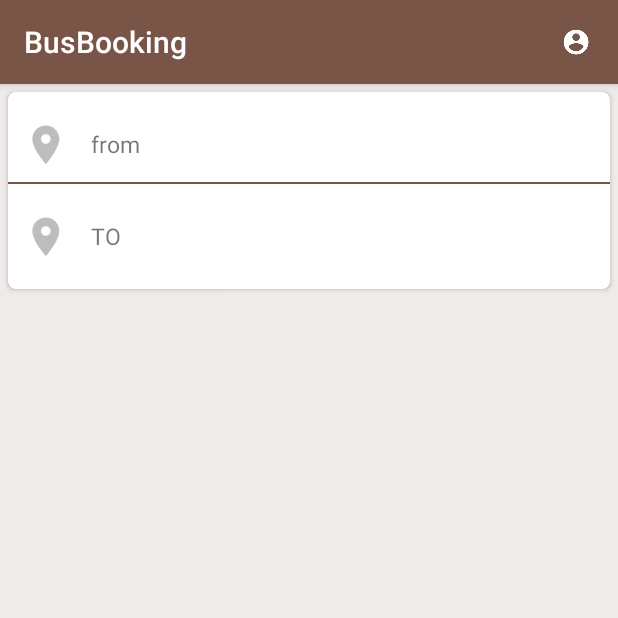
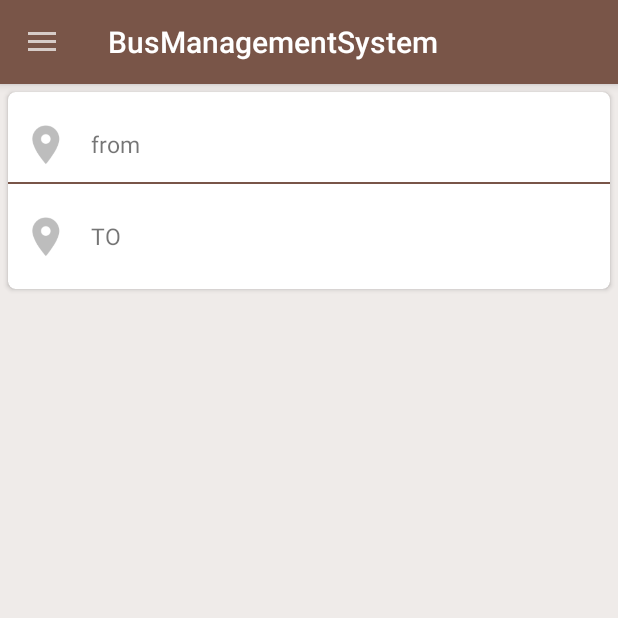
Before and after one commit to Farhandroid/BusManagementSystem_DBChanged, an Android app: the screen it shows after launch (MainActivity), on a phone screen of 412 x 824 dp, the top half of it. Run offline under Robolectric (Android 15) with nearby library versions, the phone set to English and light mode, and no system bars; our stand-ins replace ButterKnife; libraries missing offline, so code that uses them is left out: com.sdsmdg.tastytoast.

Commit message:
NavigationDrawer Added

```diff
--- a/app/build.gradle
+++ b/app/build.gradle
@@ -28,5 +28,7 @@ dependencies {
     compile 'com.android.support:cardview-v7:26.+'
     compile 'com.sdsmdg.tastytoast:tastytoast:0.1.1'
     compile 'com.android.support:design:26.+'
+    compile 'com.jakewharton:butterknife:8.8.1'
+    annotationProcessor 'com.jakewharton:butterknife-compiler:8.8.1'
     testCompile 'junit:junit:4.12'
 }
--- a/app/src/main/AndroidManifest.xml
+++ b/app/src/main/AndroidManifest.xml
@@ -9,9 +9,7 @@
         android:roundIcon="@mipmap/ic_launcher_round"
         android:supportsRtl="true"
         android:theme="@style/AppTheme">
-        <activity
-            android:name=".MainActivity"
-            android:label="BusBooking">
+        <activity android:name=".MainActivity">
             <intent-filter>
                 <action android:name="android.intent.action.MAIN" />
 
--- a/app/src/main/java/tanvir/busmanagementsystem/MainActivity.java
+++ b/app/src/main/java/tanvir/busmanagementsystem/MainActivity.java
@@ -1,31 +1,56 @@
 package tanvir.busmanagementsystem;
 
+import android.os.Bundle;
+import android.support.design.widget.NavigationView;
+import android.support.v4.app.FragmentTransaction;
+import android.support.v4.widget.DrawerLayout;
+import android.support.v7.app.ActionBarDrawerToggle;
 import android.support.v7.app.AppCompatActivity;
-import android.os.Bundle;
+import android.support.v7.widget.Toolbar;
 import android.view.Menu;
-import android.view.MenuInflater;
 import android.view.View;
-import android.widget.Toast;
 
 import com.sdsmdg.tastytoast.TastyToast;
 
+import butterknife.BindView;
+import butterknife.ButterKnife;
+
 public class MainActivity extends AppCompatActivity {
+
+    @BindView(R.id.drawerLayout)DrawerLayout drawerLayout;
+    @BindView(R.id.navigationView)NavigationView navigationView;
+    @BindView(R.id.toolbarlayoutinmainactivity)Toolbar toolbar;
+
+
+    ActionBarDrawerToggle actionBarDrawerToggle;
+    FragmentTransaction fragmentTransaction;
+
+    private Menu appbar_menu;
 
     @Override
     protected void onCreate(Bundle savedInstanceState) {
         super.onCreate(savedInstanceState);
         setContentView(R.layout.activity_main);
+
+        ButterKnife.bind(this);
+
+        setSupportActionBar(toolbar);
+
+        actionBarDrawerToggle = new ActionBarDrawerToggle(this,drawerLayout,toolbar,R.string.drawer_open
+                ,R.string.drawer_close);
+
+        drawerLayout.setDrawerListener(actionBarDrawerToggle);
+
+        Menu nav_Menu = navigationView.getMenu();
+        nav_Menu.findItem(R.id.HOmeId).setChecked(true);
     }
 
-
     @Override
-    public boolean onCreateOptionsMenu(Menu menu)
+    public void onPostCreate(Bundle savedInstanceState)
     {
-        MenuInflater inflater = getMenuInflater();
-        inflater.inflate(R.menu.menu_item, menu);
-        return true;
+        super.onPostCreate(savedInstanceState);
+        actionBarDrawerToggle.syncState();
     }
-
 
 
 
--- a/app/src/main/res/layout/activity_main.xml
+++ b/app/src/main/res/layout/activity_main.xml
@@ -1,12 +1,32 @@
 <?xml version="1.0" encoding="utf-8"?>
-<LinearLayout xmlns:android="http://schemas.android.com/apk/res/android"
+<android.support.v4.widget.DrawerLayout xmlns:android="http://schemas.android.com/apk/res/android"
     xmlns:app="http://schemas.android.com/apk/res-auto"
     xmlns:tools="http://schemas.android.com/tools"
-    android:orientation="vertical"
+    android:id="@+id/drawerLayout"
     android:layout_width="match_parent"
+    android:layout_height="match_parent"
     android:background="#EFEBE9"
+    android:orientation="horizontal"
+    tools:context="tanvir.busmanagementsystem.MainActivity">
+
+
+
+
+        <LinearLayout
+            android:layout_width="match_parent"
             android:layout_height="match_parent"
-    tools:context="tanvir.busmanagementsystem.MainActivity">
+            android:orientation="vertical">
+
+            <android.support.design.widget.AppBarLayout
+                android:id="@+id/appbarLayout"
+                android:layout_width="match_parent"
+                android:layout_height="wrap_content">
+
+                <include
+                    android:id="@+id/toolbarlayoutinmainactivity"
+                    layout="@layout/toolbar_layout" />
+
+            </android.support.design.widget.AppBarLayout>
 
             <android.support.v7.widget.CardView
                 android:id="@+id/toAndFromCV"
@@ -18,20 +38,20 @@
                 app:cardCornerRadius="5dp">
 
                 <LinearLayout
-            android:background="?android:attr/selectableItemBackground"
                     android:layout_width="match_parent"
                     android:layout_height="wrap_content"
-            android:orientation="vertical"
-            android:layout_marginBottom="10dp">
+                    android:layout_marginBottom="10dp"
+                    android:background="?android:attr/selectableItemBackground"
+                    android:orientation="vertical">
 
 
                     <LinearLayout
+                        android:layout_width="match_parent"
+                        android:layout_height="wrap_content"
+                        android:layout_marginTop="10dp"
                         android:background="?android:attr/selectableItemBackground"
                         android:clickable="true"
                         android:onClick="clickedOnFrom"
-                android:layout_marginTop="10dp"
-                android:layout_width="match_parent"
-                android:layout_height="wrap_content"
                         android:orientation="horizontal">
 
 
@@ -43,13 +63,13 @@
 
 
                         <TextView
-                    android:textSize="15dp"
-                    android:gravity="center_vertical"
                             android:id="@+id/fromLocationTV"
                             android:layout_width="match_parent"
                             android:layout_height="@dimen/locationHeightAndWidth"
                             android:layout_marginLeft="5dp"
-                    android:text="from" />
+                            android:gravity="center_vertical"
+                            android:text="from"
+                            android:textSize="15dp" />
 
 
                     </LinearLayout>
@@ -61,12 +81,12 @@
 
 
                     <LinearLayout
+                        android:layout_width="match_parent"
+                        android:layout_height="wrap_content"
                         android:layout_marginTop="10dp"
                         android:background="?android:attr/selectableItemBackground"
                         android:clickable="true"
                         android:onClick="clickedOnTo"
-                android:layout_width="match_parent"
-                android:layout_height="wrap_content"
                         android:orientation="horizontal">
 
                         <ImageView
@@ -77,22 +97,31 @@
 
 
                         <TextView
-                    android:textSize="15dp"
-                    android:gravity="center_vertical"
                             android:id="@+id/toLocationET"
                             android:layout_width="match_parent"
                             android:layout_height="@dimen/locationHeightAndWidth"
                             android:layout_marginLeft="5dp"
-                    android:text="TO" />
+                            android:gravity="center_vertical"
+                            android:text="TO"
+                            android:textSize="15dp" />
 
+                    </LinearLayout>
+
+                </LinearLayout>
+
+            </android.support.v7.widget.CardView>
 
         </LinearLayout>
 
 
-        </LinearLayout>
+    <android.support.design.widget.NavigationView
+        android:id="@+id/navigationView"
+        android:layout_width="match_parent"
+        android:layout_height="match_parent"
+        android:layout_gravity="start"
+        app:headerLayout="@layout/navigationdrawerheader"
+        app:menu="@menu/drawer_menu">
 
+    </android.support.design.widget.NavigationView>
 
-    </android.support.v7.widget.CardView>
-
-
-</LinearLayout>
+</android.support.v4.widget.DrawerLayout>
--- /dev/null
+++ b/app/src/main/res/layout/navigationdrawerheader.xml
@@ -0,0 +1,8 @@
+<?xml version="1.0" encoding="utf-8"?>
+<RelativeLayout
+    xmlns:android="http://schemas.android.com/apk/res/android"
+    android:background="@drawable/drawer_header"
+    android:layout_width="match_parent"
+    android:layout_height="180dp">
+
+</RelativeLayout>
--- /dev/null
+++ b/app/src/main/res/layout/toolbar_layout.xml
@@ -0,0 +1,13 @@
+<?xml version="1.0" encoding="utf-8"?>
+<android.support.v7.widget.Toolbar
+    xmlns:android="http://schemas.android.com/apk/res/android"
+    xmlns:app="http://schemas.android.com/apk/res-auto"
+    android:title="Bus Booking"
+    android:layout_width="match_parent"
+    android:layout_height="?attr/actionBarSize"
+    android:background="@color/colorPrimary"
+    app:theme="@style/ThemeOverlay.AppCompat.Dark"
+    android:id="@+id/toolBar"
+    app:layout_scrollFlags="scroll|enterAlways">
+
+</android.support.v7.widget.Toolbar>
--- /dev/null
+++ b/app/src/main/res/menu/drawer_menu.xml
@@ -0,0 +1,17 @@
+<?xml version="1.0" encoding="utf-8"?>
+<menu
+    xmlns:android="http://schemas.android.com/apk/res/android">
+
+    <group android:checkableBehavior="single">
+
+        <item
+            android:id="@+id/HOmeId"
+            android:title="Home"
+            />
+        <item
+            android:id="@+id/Setting"
+            android:title="Setting"
+            />
+    </group>
+
+</menu>
--- a/app/src/main/res/values/strings.xml
+++ b/app/src/main/res/values/strings.xml
@@ -1,3 +1,5 @@
 <resources>
     <string name="app_name">BusManagementSystem</string>
+    <string name="drawer_open">Open</string>
+    <string name="drawer_close">Close</string>
 </resources>
--- a/app/src/main/res/values/styles.xml
+++ b/app/src/main/res/values/styles.xml
@@ -1,7 +1,7 @@
 <resources>
 
     <!-- Base application theme. -->
-    <style name="AppTheme" parent="Theme.AppCompat.Light.DarkActionBar">
+    <style name="AppTheme" parent="Theme.AppCompat.Light.NoActionBar">
         <!-- Customize your theme here. -->
         <item name="colorPrimary">@color/colorPrimary</item>
         <item name="colorPrimaryDark">@color/colorPrimaryDark</item>
```
Also changed, not shown: app/src/main/res/drawable/drawer_header.jpg (added). Lines whose indentation alone changed are shown as unchanged.
